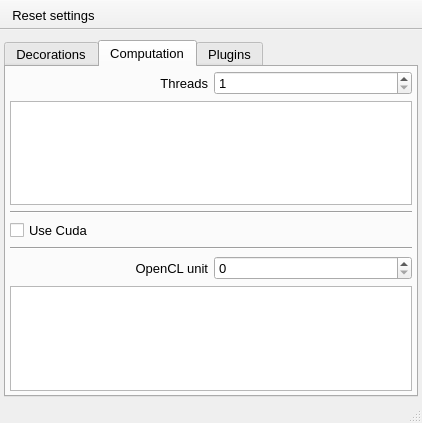
Old version of the form UIs/nPreferences.ui in the repository NeutrinoToolkit/Neutrino.
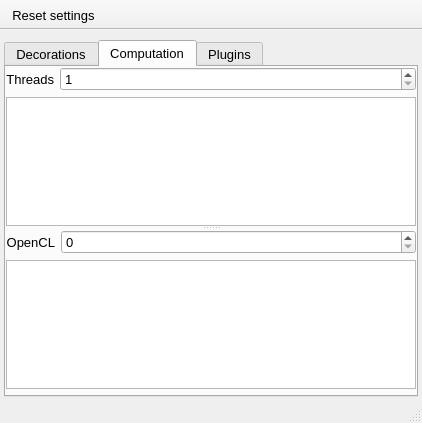
New version of the form. The open tabs and pages were chosen to show the change. Icons and pictures are not drawn.

Commit message: fix neus seession open

Diff of the .ui file:
```diff
--- a/UIs/nPreferences.ui
+++ b/UIs/nPreferences.ui
@@ -6,7 +6,7 @@
    <rect>
     <x>0</x>
     <y>0</y>
-    <width>380</width>
+    <width>387</width>
     <height>423</height>
    </rect>
   </property>
@@ -312,42 +312,54 @@
        <attribute name="title">
         <string>Computation</string>
        </attribute>
-       <layout class="QGridLayout" name="gridLayout_2" columnstretch="0">
+       <layout class="QGridLayout" name="gridLayout_7">
         <property name="leftMargin">
-         <number>4</number>
+         <number>0</number>
         </property>
         <property name="topMargin">
-         <number>4</number>
+         <number>0</number>
         </property>
         <property name="rightMargin">
-         <number>4</number>
+         <number>0</number>
         </property>
         <property name="bottomMargin">
-         <number>4</number>
+         <number>0</number>
         </property>
-        <item row="4" column="0">
-         <widget class="Line" name="line_2">
+        <item row="0" column="0">
+         <widget class="QSplitter" name="splitter">
           <property name="orientation">
-           <enum>Qt::Horizontal</enum>
+           <enum>Qt::Vertical</enum>
+          </property>
+          <widget class="QWidget" name="widget_4" native="true">
+           <layout class="QGridLayout" name="gridLayout_2" columnstretch="0,1">
+            <property name="leftMargin">
+             <number>0</number>
+            </property>
+            <property name="topMargin">
+             <number>0</number>
+            </property>
+            <property name="rightMargin">
+             <number>0</number>
+            </property>
+            <property name="bottomMargin">
+             <number>0</number>
+            </property>
+            <item row="0" column="1">
+             <widget class="QSpinBox" name="threads">
+              <property name="font">
+               <font>
+                <pointsize>10</pointsize>
+               </font>
+              </property>
+              <property name="minimum">
+               <number>1</number>
+              </property>
+              <property name="neutrinoSave" stdset="0">
+               <bool>true</bool>
           </property>
          </widget>
         </item>
         <item row="0" column="0">
-         <widget class="QWidget" name="widget_3" native="true">
-          <layout class="QHBoxLayout" name="horizontalLayout_4">
-           <property name="leftMargin">
-            <number>0</number>
-           </property>
-           <property name="topMargin">
-            <number>0</number>
-           </property>
-           <property name="rightMargin">
-            <number>0</number>
-           </property>
-           <property name="bottomMargin">
-            <number>0</number>
-           </property>
-           <item>
             <widget class="QLabel" name="labelThreads">
              <property name="font">
               <font>
@@ -362,27 +374,17 @@
              </property>
             </widget>
            </item>
-           <item>
-            <widget class="QSpinBox" name="threads">
-             <property name="font">
-              <font>
-               <pointsize>10</pointsize>
-              </font>
-             </property>
-             <property name="minimum">
-              <number>1</number>
-             </property>
-             <property name="neutrinoSave" stdset="0">
+            <item row="1" column="0" colspan="2">
+             <widget class="QPlainTextEdit" name="infoCores">
+              <property name="readOnly">
               <bool>true</bool>
              </property>
             </widget>
            </item>
           </layout>
          </widget>
-        </item>
-        <item row="5" column="0">
          <widget class="QWidget" name="widget_5" native="true">
-          <layout class="QGridLayout" name="gridLayout_3">
+           <layout class="QGridLayout" name="gridLayout_3" columnstretch="0,1">
            <property name="leftMargin">
             <number>0</number>
            </property>
@@ -395,14 +397,7 @@
            <property name="bottomMargin">
             <number>0</number>
            </property>
-           <item row="0" column="2">
-            <widget class="QSpinBox" name="openclUnit">
-             <property name="neutrinoSave" stdset="0">
-              <bool>true</bool>
-             </property>
-            </widget>
-           </item>
-           <item row="0" column="1">
+            <item row="0" column="0">
             <widget class="QLabel" name="label_4">
              <property name="font">
               <font>
@@ -410,14 +405,21 @@
               </font>
              </property>
              <property name="text">
-              <string>OpenCL unit</string>
+               <string>OpenCL</string>
              </property>
              <property name="alignment">
               <set>Qt::AlignRight|Qt::AlignTrailing|Qt::AlignVCenter</set>
              </property>
             </widget>
            </item>
-           <item row="1" column="1" colspan="2">
+            <item row="0" column="1">
+             <widget class="QSpinBox" name="openclUnit">
+              <property name="neutrinoSave" stdset="0">
+               <bool>true</bool>
+              </property>
+             </widget>
+            </item>
+            <item row="1" column="0" colspan="2">
             <widget class="QPlainTextEdit" name="openclDescription">
              <property name="readOnly">
               <bool>true</bool>
@@ -426,34 +428,24 @@
            </item>
           </layout>
          </widget>
-        </item>
-        <item row="2" column="0">
-         <widget class="Line" name="line">
-          <property name="orientation">
-           <enum>Qt::Horizontal</enum>
-          </property>
          </widget>
         </item>
         <item row="1" column="0">
-         <widget class="QPlainTextEdit" name="infoCores">
-          <property name="readOnly">
-           <bool>true</bool>
-          </property>
-         </widget>
-        </item>
-        <item row="3" column="0">
-         <widget class="QCheckBox" name="useCuda">
-          <property name="font">
-           <font>
-            <pointsize>10</pointsize>
-           </font>
-          </property>
-          <property name="text">
-           <string>Use Cuda</string>
-          </property>
-          <property name="neutrinoSave" stdset="0">
-           <bool>true</bool>
-          </property>
+         <widget class="QWidget" name="widget_3" native="true">
+          <layout class="QHBoxLayout" name="horizontalLayout_4">
+           <property name="leftMargin">
+            <number>0</number>
+           </property>
+           <property name="topMargin">
+            <number>0</number>
+           </property>
+           <property name="rightMargin">
+            <number>0</number>
+           </property>
+           <property name="bottomMargin">
+            <number>0</number>
+           </property>
+          </layout>
          </widget>
         </item>
        </layout>
```
Left out of the diff: 2 changed lines with no effect on the pictures. Lines whose indentation alone changed are shown as unchanged. The commit also changes 9 other files.
